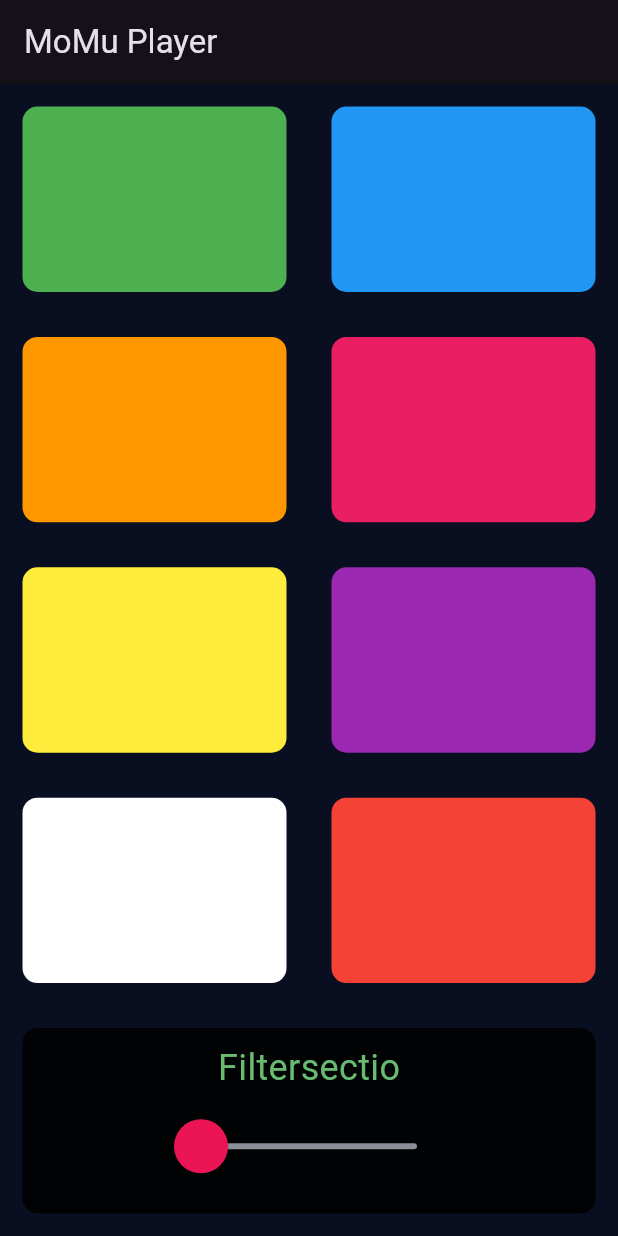
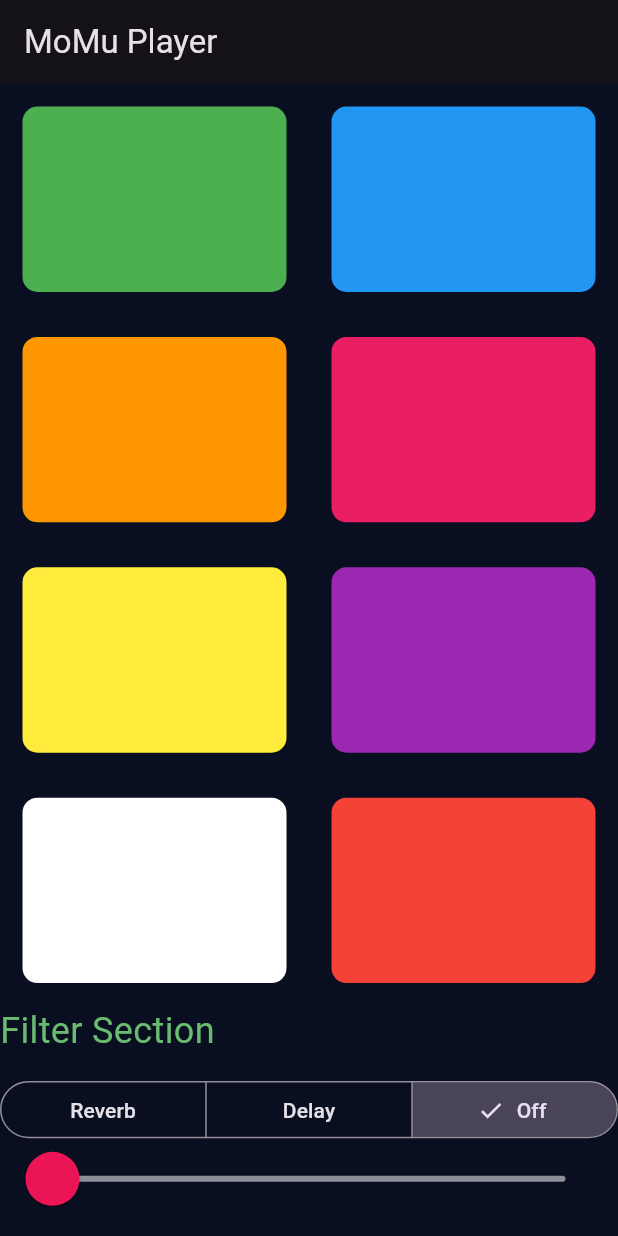
Before and after one commit to Karimbou/momu_play, a Flutter app: the screen it shows after launch, on a phone screen of 412 x 824 dp. Run offline on Flutter 3.47's test engine with Material 3 defaults, Android fonts, the phone set to English and light mode, and no system bars; missing offline and left inert: flutter_soloud.

Commit message:
Filter Section Layout
I added the rough Layout for the Filter Section.

```diff
--- a/lib/audio/audio_controller.dart
+++ b/lib/audio/audio_controller.dart
@@ -60,13 +60,13 @@ class AudioController {
     _soloud!.scheduleStop(_musicHandle!, length);
   }
 
-  void applyFilterVerb() {
+  void applyFilterVerb(double effectValue) {
     _soloud!.filters.freeverbFilter.activate();
     _soloud!.filters.freeverbFilter.wet.value = 0.5;
     _soloud!.filters.freeverbFilter.roomSize.value = 0.5;
   }
 
-  void applyFilterDelay() {
+  void applyFilterDelay(double effectValue) {
     _soloud!.filters.echoFilter.activate();
     _soloud!.filters.echoFilter.wet.value = 0.5;
     _soloud!.filters.echoFilter.delay.value = 0.5;
--- a/lib/components/sound_key.dart
+++ b/lib/components/sound_key.dart
@@ -26,3 +26,13 @@ class SoundKey extends StatelessWidget {
     );
   }
 }
+
+class SoundKeyConfig {
+  final Color color;
+  final String? soundPath;
+
+  const SoundKeyConfig({
+    required this.color,
+    this.soundPath,
+  });
+}
--- a/lib/main.dart
+++ b/lib/main.dart
@@ -44,11 +44,14 @@ class MyApp extends StatelessWidget {
         theme: ThemeData.dark(
           useMaterial3: true,
         ).copyWith(
-          primaryColor: Color(0xFF0A0E21),
-          scaffoldBackgroundColor: Color(0xFF0A0E21),
+          primaryColor: const Color(0xFF0A0E21),
+          scaffoldBackgroundColor: const Color(0xFF0A0E21),
         ),
         home: // MyHomePage(audioController: audioController),
-            DeskPage(title: kAppName));
+            DeskPage(
+          title: kAppName,
+          audioController: audioController,
+        ));
   }
 }
 
--- a/lib/screens/desk_page.dart
+++ b/lib/screens/desk_page.dart
@@ -1,148 +1,175 @@
-import 'package:flutter/foundation.dart';
 import 'package:flutter/material.dart';
 import 'package:momu_play/components/sound_key.dart';
 import 'package:momu_play/constants.dart';
+import 'package:momu_play/audio/audio_controller.dart';
 
 class DeskPage extends StatefulWidget {
-  final String? title;
+  final String title;
+  final AudioController audioController;
 
-  const DeskPage({super.key, required this.title});
-
+  const DeskPage({
+    super.key,
+    required this.title,
+    required this.audioController,
+  });
   @override
   State<DeskPage> createState() => _DeskPageState();
 }
 
+enum Filter { off, reverb, delay }
+
 class _DeskPageState extends State<DeskPage> {
-  int effectValue = 0;
+  double effectValue = 0.0;
+  Filter selectedFilter = Filter.off;
+
+  void _handleFilterChange(Set<Filter> value) {
+    setState(() {
+      selectedFilter = value.first;
+    });
+
+    switch (selectedFilter) {
+      case Filter.reverb:
+        widget.audioController.applyFilterVerb(effectValue);
+        break;
+      case Filter.delay:
+        widget.audioController.applyFilterDelay(effectValue);
+        break;
+      case Filter.off:
+        widget.audioController.removeFilter();
+        break;
+    }
+  }
+
+  Widget _buildSoundKeyRow(List<SoundKeyConfig> configs) {
+    return Expanded(
+      child: Row(
+        children: configs
+            .map((config) => Expanded(
+                  child: SoundKey(
+                    onPress: () => config.soundPath != null
+                        ? widget.audioController.playSound(config.soundPath!)
+                        : null,
+                    colour: config.color,
+                  ),
+                ))
+            .toList(),
+      ),
+    );
+  }
+
+  Widget _buildFilterSection() {
+    return Expanded(
+      child: Column(
+        crossAxisAlignment: CrossAxisAlignment.stretch,
+        children: [
+          Expanded(
+            child: const Text(
+              'Filter Section',
+              style: kSliderTextStyle,
+            ),
+          ),
+          Expanded(
+            child: _buildFilterButtons(),
+          ),
+          Expanded(child: _buildEffectSlider()),
+          SizedBox(
+            height: 15.0,
+          ),
+        ],
+      ),
+    );
+  }
+
+  Widget _buildFilterButtons() {
+    return SegmentedButtonTheme(
+      data: SegmentedButtonTheme.of(context).copyWith(
+        style: const ButtonStyle(
+          alignment: Alignment.center,
+        ),
+      ),
+      child: SegmentedButton<Filter>(
+        segments: const <ButtonSegment<Filter>>[
+          ButtonSegment<Filter>(
+            value: Filter.reverb,
+            label: Text('Reverb'),
+          ),
+          ButtonSegment<Filter>(
+            value: Filter.delay,
+            label: Text('Delay'),
+          ),
+          ButtonSegment<Filter>(
+            value: Filter.off,
+            label: Text('Off'),
+          ),
+        ],
+        selected: {selectedFilter},
+        onSelectionChanged: _handleFilterChange,
+      ),
+    );
+  }
+
+  Widget _buildEffectSlider() {
+    return SliderTheme(
+      data: SliderTheme.of(context).copyWith(
+        activeTrackColor: Colors.white,
+        inactiveTrackColor: const Color(0xFF8D8E98),
+        thumbColor: const Color(0xffeb1555),
+        overlayColor: const Color(0x29eb1555),
+        thumbShape: const RoundSliderThumbShape(enabledThumbRadius: 18.0),
+        overlayShape: const RoundSliderOverlayShape(overlayRadius: 35.0),
+      ),
+      child: Slider(
+        value: effectValue,
+        min: 0.0,
+        max: 1.0,
+        onChanged: (double newValue) {
+          setState(() {
+            effectValue = newValue;
+            _handleFilterChange({selectedFilter});
+          });
+        },
+      ),
+    );
+  }
 
   @override
   Widget build(BuildContext context) {
+    final soundKeyConfigs = [
+      [
+        SoundKeyConfig(
+            color: kTabColorGreen, soundPath: 'assets/sounds/pew1.mp3'),
+        SoundKeyConfig(
+            color: kTabColorBlue, soundPath: 'assets/sounds/pew1.mp3'),
+      ],
+      [
+        SoundKeyConfig(
+            color: kTabColorOrange, soundPath: 'assets/sounds/pew1.mp3'),
+        SoundKeyConfig(
+            color: kTabColorPink, soundPath: 'assets/sounds/pew1.mp3'),
+      ],
+      [
+        SoundKeyConfig(
+            color: kTabColorYellow, soundPath: 'assets/sounds/pew1.mp3'),
+        SoundKeyConfig(
+            color: kTabColorPurple, soundPath: 'assets/sounds/pew1.mp3'),
+      ],
+      [
+        SoundKeyConfig(
+            color: kTabColorWhite, soundPath: 'assets/sounds/pew1.mp3'),
+        SoundKeyConfig(
+            color: kTabColorRed, soundPath: 'assets/sounds/pew1.mp3'),
+      ],
+    ];
+
     return Scaffold(
       appBar: AppBar(
-        title: Text(widget.title!),
+        title: Text(widget.title),
       ),
       body: Column(
         crossAxisAlignment: CrossAxisAlignment.stretch,
         children: <Widget>[
-          Expanded(
-            // First Row
-            child: Row(
-              children: [
-                Expanded(
-                  child: SoundKey(
-                    onPress: () {},
-                    colour: kTabColorGreen,
-                  ),
-                ),
-                Expanded(
-                  child: SoundKey(
-                    onPress: () {},
-                    colour: kTabColorBlue,
-                  ),
-                ),
-              ],
-            ),
-          ),
-          // Second Row
-          Expanded(
-            child: Row(
-              children: [
-                Expanded(
-                  child: SoundKey(
-                    onPress: () {},
-                    colour: kTabColorOrange,
-                  ),
-                ),
-                Expanded(
-                  child: SoundKey(
-                    onPress: () {},
-                    colour: kTabColorPink,
-                  ),
-                ),
-              ],
-            ),
-          ),
-          // Third Row
-          Expanded(
-            child: Row(
-              children: [
-                Expanded(
-                  child: SoundKey(
-                    onPress: () {},
-                    colour: kTabColorYellow,
-                  ),
-                ),
-                Expanded(
-                  child: SoundKey(
-                    onPress: () {},
-                    colour: kTabColorPurple,
-                  ),
-                ),
-              ],
-            ),
-          ),
-          // Fourth Row
-          Expanded(
-            child: Row(
-              children: [
-                Expanded(
-                  child: SoundKey(
-                    onPress: () {},
-                    colour: kTabColorWhite,
-                  ),
-                ),
-                Expanded(
-                  child: SoundKey(
-                    onPress: () {},
-                    colour: kTabColorRed,
-                  ),
-                ),
-              ],
-            ),
-          ),
-          // Sliderbottom
-          Expanded(
-            child: SoundKey(
-              colour: kSliderContainerColor,
-              cardchild: Column(
-                mainAxisAlignment: MainAxisAlignment.center,
-                children: [
-                  Text(
-                    'Filtersectio',
-                    style: kSliderTextStyle,
-                  ),
-                  Row(
-                    mainAxisAlignment: MainAxisAlignment.center,
-                    crossAxisAlignment: CrossAxisAlignment.center,
-                    children: [
-                      SliderTheme(
-                        data: SliderTheme.of(context).copyWith(
-                          activeTrackColor: Colors.white,
-                          inactiveTrackColor: Color(0xFF8D8E98),
-                          thumbColor: Color(0xffeb1555),
-                          overlayColor: Color(0x29eb1555),
-                          thumbShape:
-                              RoundSliderThumbShape(enabledThumbRadius: 18.0),
-                          overlayShape:
-                              RoundSliderOverlayShape(overlayRadius: 35.0),
-                        ),
-                        child: Slider(
-                          value: effectValue.toDouble(),
-                          min: 0.0,
-                          max: 1.0,
-                          onChanged: (double newValue) {
-                            setState(() {
-                              effectValue = newValue.round();
-                            });
-                          },
-                        ),
-                      ),
-                    ],
-                  ),
-                ],
-              ),
-            ),
-          )
+          ...soundKeyConfigs.map(_buildSoundKeyRow),
+          _buildFilterSection(),
         ],
       ),
     );
```
